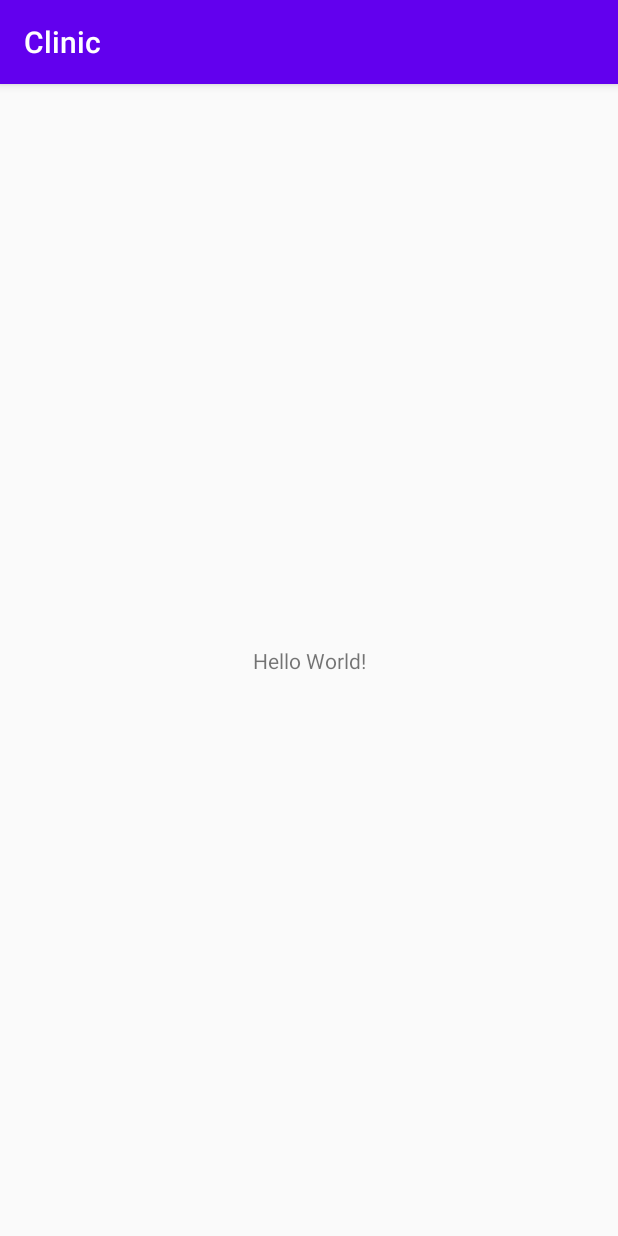
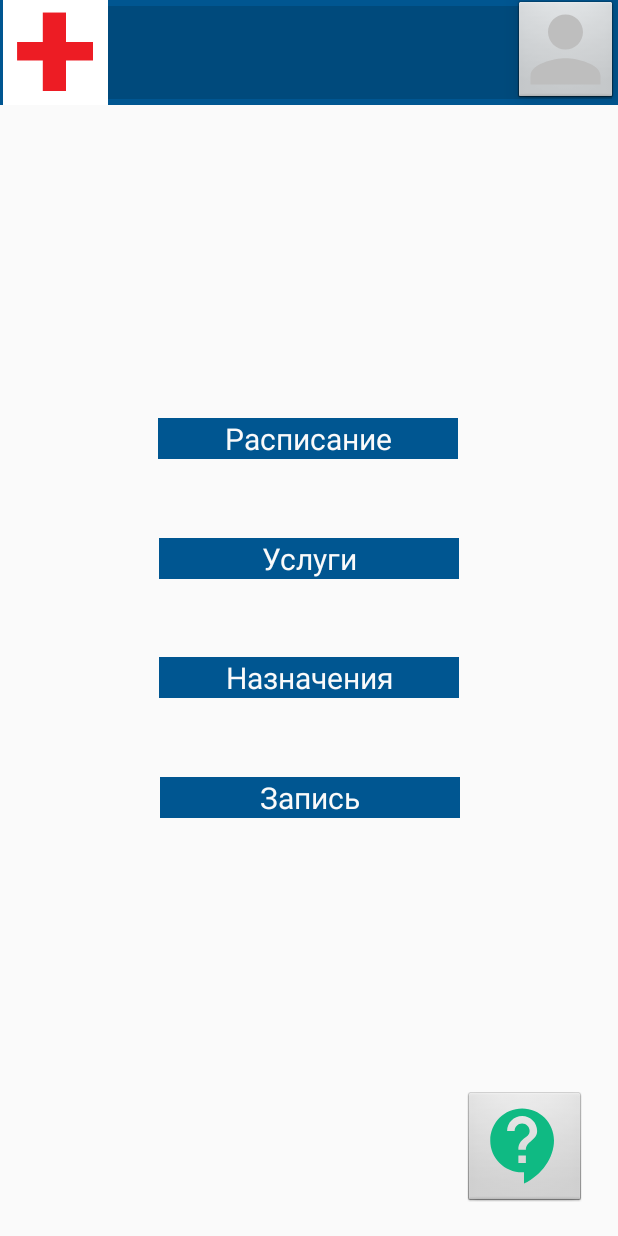
Before and after one commit to AgonyMidnight/Clinic, an Android app: the screen it shows after launch (MainActivity), on a phone screen of 412 x 824 dp. Run offline under Robolectric (Android 15) with nearby library versions, the phone set to English and light mode, and no system bars.

Commit message:
add main screen

```diff
--- a/app/src/main/AndroidManifest.xml
+++ b/app/src/main/AndroidManifest.xml
@@ -21,7 +21,9 @@
         </activity>
 
         <activity
-            android:name=".MainActivity">
+
+            android:name=".MainActivity"
+            android:screenOrientation="portrait">
         </activity>
     </application>
 
--- a/app/src/main/java/com/example/clinic/MainActivity.kt
+++ b/app/src/main/java/com/example/clinic/MainActivity.kt
@@ -1,9 +1,10 @@
 package com.example.clinic
 
+import android.app.Activity
 import androidx.appcompat.app.AppCompatActivity
 import android.os.Bundle
 
-class MainActivity : AppCompatActivity() {
+class MainActivity : Activity() {
     override fun onCreate(savedInstanceState: Bundle?) {
 
         super.onCreate(savedInstanceState)
--- /dev/null
+++ b/app/src/main/res/drawable/back.xml
@@ -0,0 +1,6 @@
+<?xml version="1.0" encoding="utf-8"?>
+
+    <shape xmlns:android="http://schemas.android.com/apk/res/android" android:shape="rectangle" >
+        <solid android:color="#004a7c" />
+        <stroke android:width="4dip" android:color="#005691"/>
+    </shape>
--- /dev/null
+++ b/app/src/main/res/drawable/ic_baseline_contact_support_24.xml
@@ -0,0 +1,5 @@
+<vector android:height="60dp" android:tint="#0FBA83"
+    android:viewportHeight="24.0" android:viewportWidth="24.0"
+    android:width="60dp" xmlns:android="http://schemas.android.com/apk/res/android">
+    <path android:fillColor="@android:color/white" android:pathData="M11.5,2C6.81,2 3,5.81 3,10.5S6.81,19 11.5,19h0.5v3c4.86,-2.34 8,-7 8,-11.5C20,5.81 16.19,2 11.5,2zM12.5,16.5h-2v-2h2v2zM12.5,13h-2c0,-3.25 3,-3 3,-5 0,-1.1 -0.9,-2 -2,-2s-2,0.9 -2,2h-2c0,-2.21 1.79,-4 4,-4s4,1.79 4,4c0,2.5 -3,2.75 -3,5z"/>
+</vector>
--- /dev/null
+++ b/app/src/main/res/drawable/ic_baseline_person.xml
@@ -0,0 +1,5 @@
+<vector android:height="70dp" android:tint="?attr/colorControlNormal"
+    android:viewportHeight="24.0" android:viewportWidth="24.0"
+    android:width="70dp" xmlns:android="http://schemas.android.com/apk/res/android">
+    <path android:fillColor="@android:color/white" android:pathData="M12,12c2.21,0 4,-1.79 4,-4s-1.79,-4 -4,-4 -4,1.79 -4,4 1.79,4 4,4zM12,14c-2.67,0 -8,1.34 -8,4v2h16v-2c0,-2.66 -5.33,-4 -8,-4z"/>
+</vector>
--- a/app/src/main/res/layout/activity_main.xml
+++ b/app/src/main/res/layout/activity_main.xml
@@ -3,16 +3,163 @@
     xmlns:app="http://schemas.android.com/apk/res-auto"
     xmlns:tools="http://schemas.android.com/tools"
     android:layout_width="match_parent"
+    android:background="#fafafa"
     android:layout_height="match_parent"
-    tools:context=".MainActivity">
+    tools:context=".MainActivity"
+    android:theme="@android:style/Theme.Black.NoTitleBar">
 
-    <TextView
+
+   <LinearLayout
+
+       android:id="@+id/linearLayout"
+       style="@style/ThemeMainL"
+       android:layout_width="match_parent"
+
+       android:layout_height="wrap_content"
+       android:gravity="left"
+       android:background="@drawable/back"
+
+       android:minHeight="70dp"
+
+       app:layout_constraintEnd_toEndOf="parent"
+       app:layout_constraintHorizontal_bias="1.0"
+       app:layout_constraintStart_toStartOf="parent"
+       app:layout_constraintTop_toTopOf="parent"
+       >
+
+      <GridLayout
+          android:layout_width="match_parent"
+          android:layout_height="match_parent"
+          android:layout_weight="1">
+
+         <ImageView
+             android:layout_width="70dp"
+             android:layout_height="70dp"
+             android:layout_marginLeft="2dp"
+             android:src="@drawable/icon_app" />
+      </GridLayout>
+
+      <GridLayout
+          android:layout_width="match_parent"
+          android:layout_height="match_parent"
+          android:layout_weight="1"
+
+          >
+         <ImageButton
+             android:layout_width="70dp"
+             android:layout_height="70dp"
+             android:layout_gravity="right"
+             android:src="@drawable/ic_baseline_person"
+             android:elevation="6dp"
+             android:stateListAnimator="@null"
+             android:translationZ="4dp" />
+   </GridLayout>
+      <!--
+      <ImageView
+          android:layout_width="70dp"
+          android:layout_height="70dp"
+          android:src="@drawable/icon_app"
+          />
+
+      <ImageView
+          android:layout_width="202dp"
+          android:layout_height="70dp"
+
+
+          />
+      <Button
+          android:layout_width="70dp"
+          android:layout_height="70dp"
+
+
+          android:elevation="6dp"
+          android:stateListAnimator="@null"
+          android:translationZ="4dp" />
+-->
+
+   </LinearLayout>
+
+
+    <Button
+        android:id="@+id/button3"
+        android:layout_width="200dp"
+        android:layout_height="wrap_content"
+        android:background="#005691"
+        android:gravity="center"
+        android:text="Расписание"
+        android:textColor="#fafafa"
+        android:textSize="20sp"
+        app:layout_constraintBottom_toBottomOf="parent"
+        app:layout_constraintEnd_toEndOf="parent"
+        app:layout_constraintHorizontal_bias="0.498"
+        app:layout_constraintStart_toStartOf="parent"
+        app:layout_constraintTop_toTopOf="parent"
+        app:layout_constraintVertical_bias="0.350">
+
+    </Button>
+
+    <Button
+        android:id="@+id/button2"
+        android:layout_width="200dp"
+        android:layout_height="wrap_content"
+        android:background="#005691"
+        android:gravity="center"
+        android:text="Услуги"
+        android:textColor="#fafafa"
+        android:textSize="20sp"
+        app:layout_constraintBottom_toBottomOf="parent"
+        app:layout_constraintEnd_toEndOf="parent"
+        app:layout_constraintStart_toStartOf="parent"
+        app:layout_constraintTop_toTopOf="parent"
+        app:layout_constraintVertical_bias="0.450">
+
+    </Button>
+
+    <Button
+        android:id="@+id/button"
+        android:layout_width="200dp"
+        android:layout_height="wrap_content"
+        android:background="#005691"
+        android:gravity="center"
+        android:text="Назначения"
+        android:textColor="#fafafa"
+        android:textSize="20sp"
+        app:layout_constraintBottom_toBottomOf="parent"
+        app:layout_constraintEnd_toEndOf="parent"
+        app:layout_constraintStart_toStartOf="parent"
+        app:layout_constraintTop_toTopOf="parent"
+        app:layout_constraintVertical_bias="0.550">
+
+    </Button>
+
+    <Button
+        android:id="@+id/button1"
+        android:layout_width="200dp"
+        android:layout_height="wrap_content"
+        android:background="#005691"
+        android:gravity="center"
+        android:text="Запись"
+        android:textColor="#fafafa"
+        android:textSize="20sp"
+        app:layout_constraintBottom_toBottomOf="parent"
+        app:layout_constraintEnd_toEndOf="parent"
+        app:layout_constraintHorizontal_bias="0.502"
+        app:layout_constraintStart_toStartOf="parent"
+        app:layout_constraintTop_toTopOf="parent"
+        app:layout_constraintVertical_bias="0.650">
+
+    </Button>
+
+    <ImageButton
         android:layout_width="wrap_content"
         android:layout_height="wrap_content"
-        android:text="Hello World!"
+        android:src="@drawable/ic_baseline_contact_support_24"
         app:layout_constraintBottom_toBottomOf="parent"
-        app:layout_constraintLeft_toLeftOf="parent"
-        app:layout_constraintRight_toRightOf="parent"
-        app:layout_constraintTop_toTopOf="parent" />
+        app:layout_constraintEnd_toEndOf="parent"
+        app:layout_constraintHorizontal_bias="0.935"
+        app:layout_constraintStart_toStartOf="parent"
+        app:layout_constraintTop_toTopOf="parent"
+        app:layout_constraintVertical_bias="0.975">
 
+    </ImageButton>
 </androidx.constraintlayout.widget.ConstraintLayout>
--- a/app/src/main/res/values/styles.xml
+++ b/app/src/main/res/values/styles.xml
@@ -5,10 +5,15 @@
         <item name="colorPrimary">@color/colorPrimary</item>
         <item name="colorPrimaryDark">@color/colorPrimaryDark</item>
         <item name="colorAccent">@color/colorAccent</item>
+
     </style>
 
     <style name="SplashTheme" parent="Theme.AppCompat.Light.NoActionBar">
         <!-- Customize your theme here. -->
     </style>
 
+    <style name="ThemeMainL" parent = "Theme.AppCompat.Light.NoActionBar">
+    </style>
+
+
 </resources>
```
Also changed, not shown: app/src/main/res/drawable-v24/ic_launcher_foreground.xml (line endings or trailing spaces), 1 other file.
